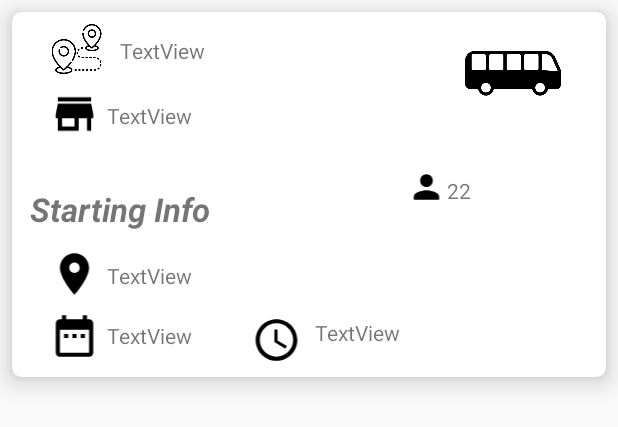
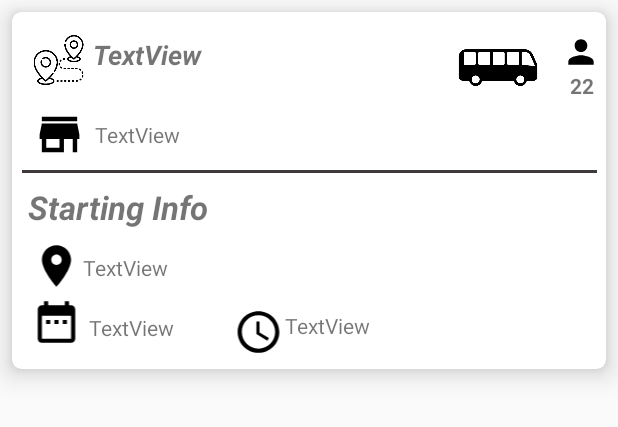
Before and after one commit to Canti17/WeWanTour-Project, an Android app: the layout transport_foragency_row.xml on its own in the app's theme, with its tools: preview values and no code run, on a phone screen of 412 x 824 dp. Shown: the top 427 px of the screen. Run offline under Robolectric (Android 15) with nearby library versions, the phone set to English and light mode, and no system bars; Roboto replaces fonts that are not available here.

Commit message:
Fix graphic and time errors

```diff
--- a/WeWanTour/app/src/main/java/com/example/wewantour9/List_my_transport_inAgency_adapter.java
+++ b/WeWanTour/app/src/main/java/com/example/wewantour9/List_my_transport_inAgency_adapter.java
@@ -35,7 +35,7 @@ public class List_my_transport_inAgency_adapter extends RecyclerView.Adapter<Lis
     @Override
     public void onBindViewHolder(@NonNull ImageViewHolder holder, int position) {
         final Transport transport=transports.get(position);
-        holder.text_destination.setText("Destination");
+        holder.text_destination.setText(transport.getDestination());
         holder.text_agency_name.setText(transport.getAgency());
         holder.text_start_place.setText(transport.getStartLocation());
         holder.text_start_date.setText(transport.getStartDate());
--- a/WeWanTour/app/src/main/java/com/example/wewantour9/List_transport_for_prenotation_adapter.java
+++ b/WeWanTour/app/src/main/java/com/example/wewantour9/List_transport_for_prenotation_adapter.java
@@ -41,7 +41,7 @@ public class List_transport_for_prenotation_adapter extends RecyclerView.Adapter
     @Override
     public void onBindViewHolder(@NonNull ImageViewHolder holder, int position) {
         transport=transports.get(position);
-        holder.text_destination.setText("Destination");
+        holder.text_destination.setText(transport.getDestination());
         holder.text_agency_name.setText(transport.getAgency());
         holder.text_start_place.setText(transport.getStartLocation());
         holder.text_start_date.setText(transport.getStartDate());
--- a/WeWanTour/app/src/main/java/com/example/wewantour9/add_tour.java
+++ b/WeWanTour/app/src/main/java/com/example/wewantour9/add_tour.java
@@ -93,7 +93,7 @@ public class add_tour extends AppCompatActivity {
 
     public String pad(int input) {
         String str = "";
-        if (input > 10) {
+        if (input >= 10) {
             str = Integer.toString(input);
         } else {
             str = "0" + Integer.toString(input);
--- a/WeWanTour/app/src/main/java/com/example/wewantour9/add_transport.java
+++ b/WeWanTour/app/src/main/java/com/example/wewantour9/add_transport.java
@@ -63,7 +63,7 @@ public class add_transport extends AppCompatActivity implements
 
     public String pad(int input) {
         String str = "";
-        if (input > 10) {
+        if (input >= 10) {
             str = Integer.toString(input);
         } else {
             str = "0" + Integer.toString(input);
--- a/WeWanTour/app/src/main/res/layout/transport_for_customer_row.xml
+++ b/WeWanTour/app/src/main/res/layout/transport_for_customer_row.xml
@@ -41,8 +41,8 @@
             android:id="@+id/imageView7"
             android:layout_width="33dp"
             android:layout_height="25dp"
-            android:layout_marginStart="32dp"
-            android:layout_marginTop="8dp"
+            android:layout_marginStart="8dp"
+            android:layout_marginTop="12dp"
             app:layout_constraintStart_toEndOf="@+id/transport_vehicle"
             app:layout_constraintTop_toTopOf="parent"
             app:srcCompat="@drawable/ic_person_black_24dp" />
@@ -81,12 +81,11 @@
             android:id="@+id/transport_vehicle"
             android:layout_width="77dp"
             android:layout_height="56dp"
+            android:layout_marginStart="284dp"
             app:layout_constraintBottom_toTopOf="@+id/start_info"
-            app:layout_constraintEnd_toEndOf="parent"
-            app:layout_constraintHorizontal_bias="0.767"
             app:layout_constraintStart_toStartOf="parent"
             app:layout_constraintTop_toTopOf="parent"
-            app:layout_constraintVertical_bias="0.0"
+            app:layout_constraintVertical_bias="0.187"
             app:srcCompat="@drawable/bus" />
 
         <ImageView
@@ -125,9 +124,9 @@
 
         <TextView
             android:id="@+id/text_destination"
-            android:layout_width="136dp"
-            android:layout_height="26dp"
-            android:layout_marginTop="8dp"
+            android:layout_width="199dp"
+            android:layout_height="42dp"
+            android:layout_marginTop="4dp"
             android:layout_marginEnd="64dp"
             android:text="TextView"
             android:textSize="18sp"
@@ -139,9 +138,9 @@
 
         <TextView
             android:id="@+id/text_agency_name"
-            android:layout_width="156dp"
-            android:layout_height="32dp"
-            android:layout_marginTop="4dp"
+            android:layout_width="159dp"
+            android:layout_height="26dp"
+            android:layout_marginTop="12dp"
             android:text="TextView"
             app:layout_constraintStart_toEndOf="@+id/imageView8"
             app:layout_constraintTop_toBottomOf="@+id/text_destination" />
@@ -164,7 +163,7 @@
             android:textStyle="bold"
             app:layout_constraintBottom_toTopOf="@+id/textView4"
             app:layout_constraintEnd_toEndOf="parent"
-            app:layout_constraintHorizontal_bias="0.709"
+            app:layout_constraintHorizontal_bias="0.666"
             app:layout_constraintStart_toEndOf="@+id/transport_vehicle"
             app:layout_constraintTop_toBottomOf="@+id/imageView7"
             app:layout_constraintVertical_bias="0.0" />
--- a/WeWanTour/app/src/main/res/layout/transport_foragency_row.xml
+++ b/WeWanTour/app/src/main/res/layout/transport_foragency_row.xml
@@ -12,7 +12,7 @@
         android:layout_width="match_parent"
         android:layout_height="match_parent"
         android:paddingLeft="-4dp"
-        android:paddingTop="8dp"
+        android:paddingTop="4dp"
         android:paddingBottom="8dp">
 
         <TextView
@@ -27,33 +27,33 @@
 
         <TextView
             android:id="@+id/text_start_hour"
-            android:layout_width="113dp"
-            android:layout_height="23dp"
-            android:layout_marginStart="8dp"
+            android:layout_width="86dp"
+            android:layout_height="22dp"
             android:text="TextView"
             app:layout_constraintBottom_toBottomOf="parent"
             app:layout_constraintEnd_toEndOf="parent"
             app:layout_constraintHorizontal_bias="0.0"
             app:layout_constraintStart_toEndOf="@+id/imageView10"
             app:layout_constraintTop_toBottomOf="@+id/imageView7"
-            app:layout_constraintVertical_bias="0.905" />
+            app:layout_constraintVertical_bias="0.949" />
 
         <ImageView
             android:id="@+id/imageView7"
-            android:layout_width="27dp"
+            android:layout_width="33dp"
             android:layout_height="25dp"
-            android:layout_marginStart="12dp"
-            android:layout_marginTop="28dp"
-            app:layout_constraintStart_toEndOf="@+id/text_agency_name"
-            app:layout_constraintTop_toBottomOf="@+id/transport_vehicle"
+            android:layout_marginTop="8dp"
+            app:layout_constraintBottom_toTopOf="@+id/textView4"
+            app:layout_constraintEnd_toEndOf="parent"
+            app:layout_constraintTop_toTopOf="parent"
+            app:layout_constraintVertical_bias="0.028"
             app:srcCompat="@drawable/ic_person_black_24dp" />
 
         <ImageView
             android:id="@+id/imageView8"
-            android:layout_width="35dp"
-            android:layout_height="33dp"
-            android:layout_marginStart="24dp"
-            android:layout_marginTop="9dp"
+            android:layout_width="47dp"
+            android:layout_height="35dp"
+            android:layout_marginStart="8dp"
+            android:layout_marginTop="4dp"
             app:layout_constraintStart_toStartOf="parent"
             app:layout_constraintTop_toBottomOf="@+id/text_destination"
             app:srcCompat="@drawable/ic_store_black_24dp" />
@@ -62,8 +62,8 @@
             android:id="@+id/imageView9"
             android:layout_width="35dp"
             android:layout_height="33dp"
-            android:layout_marginStart="24dp"
-            android:layout_marginTop="8dp"
+            android:layout_marginStart="12dp"
+            android:layout_marginTop="4dp"
             app:layout_constraintStart_toStartOf="parent"
             app:layout_constraintTop_toBottomOf="@+id/imageView12"
             app:srcCompat="@drawable/ic_date_black_24dp" />
@@ -80,22 +80,23 @@
 
         <ImageView
             android:id="@+id/transport_vehicle"
-            android:layout_width="92dp"
-            android:layout_height="68dp"
+            android:layout_width="77dp"
+            android:layout_height="56dp"
+            android:layout_marginStart="264dp"
             app:layout_constraintBottom_toTopOf="@+id/start_info"
-            app:layout_constraintEnd_toEndOf="parent"
-            app:layout_constraintHorizontal_bias="0.947"
+            app:layout_constraintEnd_toStartOf="@+id/imageView7"
+            app:layout_constraintHorizontal_bias="1.0"
             app:layout_constraintStart_toStartOf="parent"
             app:layout_constraintTop_toTopOf="parent"
-            app:layout_constraintVertical_bias="0.0"
+            app:layout_constraintVertical_bias="0.112"
             app:srcCompat="@drawable/bus" />
 
         <ImageView
             android:id="@+id/imageView12"
             android:layout_width="35dp"
             android:layout_height="33dp"
-            android:layout_marginStart="24dp"
-            android:layout_marginTop="8dp"
+            android:layout_marginStart="12dp"
+            android:layout_marginTop="4dp"
             app:layout_constraintStart_toStartOf="parent"
             app:layout_constraintTop_toBottomOf="@+id/start_info"
             app:srcCompat="@drawable/ic_place_black_24dp" />
@@ -104,44 +105,45 @@
             android:id="@+id/imageView13"
             android:layout_width="46dp"
             android:layout_height="33dp"
-            android:layout_marginStart="20dp"
+            android:layout_marginStart="8dp"
             app:layout_constraintBottom_toTopOf="@+id/imageView8"
             app:layout_constraintStart_toStartOf="parent"
             app:layout_constraintTop_toTopOf="parent"
-            app:layout_constraintVertical_bias="0.0"
+            app:layout_constraintVertical_bias="0.428"
             app:srcCompat="@drawable/destination" />
 
         <TextView
             android:id="@+id/start_info"
             android:layout_width="192dp"
             android:layout_height="33dp"
-            android:layout_marginTop="32dp"
+            android:layout_marginTop="16dp"
             android:text="Starting Info"
             android:textSize="22dp"
             android:textStyle="bold|italic"
             app:layout_constraintEnd_toStartOf="@+id/imageView7"
-            app:layout_constraintHorizontal_bias="0.169"
+            app:layout_constraintHorizontal_bias="0.062"
             app:layout_constraintStart_toStartOf="parent"
             app:layout_constraintTop_toBottomOf="@+id/imageView8" />
 
         <TextView
             android:id="@+id/text_destination"
-            android:layout_width="136dp"
-            android:layout_height="26dp"
-            android:layout_marginTop="8dp"
+            android:layout_width="194dp"
+            android:layout_height="44dp"
+            android:layout_marginTop="12dp"
             android:layout_marginEnd="64dp"
             android:text="TextView"
+            android:textSize="18sp"
+            android:textStyle="bold|italic"
             app:layout_constraintEnd_toStartOf="@+id/transport_vehicle"
-            app:layout_constraintHorizontal_bias="0.28"
+            app:layout_constraintHorizontal_bias="0.0"
             app:layout_constraintStart_toEndOf="@+id/imageView13"
             app:layout_constraintTop_toTopOf="parent" />
 
         <TextView
             android:id="@+id/text_agency_name"
-            android:layout_width="187dp"
-            android:layout_height="20dp"
-            android:layout_marginStart="4dp"
-            android:layout_marginTop="17dp"
+            android:layout_width="157dp"
+            android:layout_height="25dp"
+            android:layout_marginTop="12dp"
             android:text="TextView"
             app:layout_constraintStart_toEndOf="@+id/imageView8"
             app:layout_constraintTop_toBottomOf="@+id/text_destination" />
@@ -150,23 +152,35 @@
             android:id="@+id/text_start_place"
             android:layout_width="201dp"
             android:layout_height="24dp"
-            android:layout_marginStart="4dp"
-            android:layout_marginTop="16dp"
+            android:layout_marginTop="12dp"
             android:text="TextView"
             app:layout_constraintStart_toEndOf="@+id/imageView12"
             app:layout_constraintTop_toBottomOf="@+id/start_info" />
 
         <TextView
             android:id="@+id/number_people"
-            android:layout_width="47dp"
-            android:layout_height="21dp"
+            android:layout_width="20dp"
+            android:layout_height="27dp"
+            android:layout_marginBottom="25dp"
             android:text="22"
-            app:layout_constraintBottom_toBottomOf="parent"
+            android:textStyle="bold"
+            app:layout_constraintBottom_toTopOf="@+id/textView4"
             app:layout_constraintEnd_toEndOf="parent"
-            app:layout_constraintHorizontal_bias="0.0"
-            app:layout_constraintStart_toEndOf="@+id/imageView7"
-            app:layout_constraintTop_toBottomOf="@+id/transport_vehicle"
-            app:layout_constraintVertical_bias="0.242" />
+            app:layout_constraintHorizontal_bias="0.709"
+            app:layout_constraintStart_toEndOf="@+id/transport_vehicle"
+            app:layout_constraintTop_toBottomOf="@+id/imageView7"
+            app:layout_constraintVertical_bias="0.0" />
+
+        <TextView
+            android:id="@+id/textView4"
+            android:layout_width="383dp"
+            android:layout_height="2dp"
+            android:background="#3F3939"
+            android:text="TextView"
+            app:layout_constraintBottom_toTopOf="@+id/start_info"
+            app:layout_constraintEnd_toEndOf="parent"
+            app:layout_constraintStart_toStartOf="parent"
+            app:layout_constraintTop_toBottomOf="@+id/text_agency_name" />
 
     </androidx.constraintlayout.widget.ConstraintLayout>
 </androidx.cardview.widget.CardView>
```
